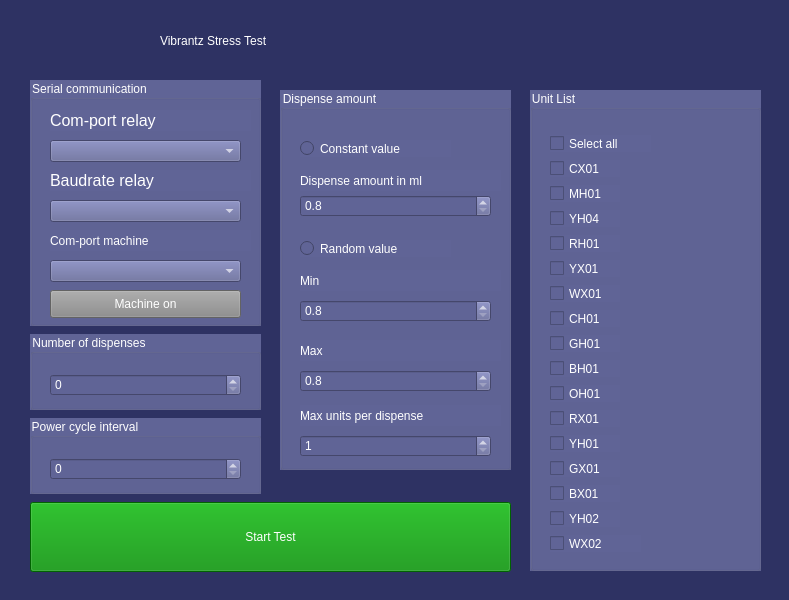
Qt form duurtest/Duurtest_GUI.ui (Tom-v-h/Duurtest) before a commit.
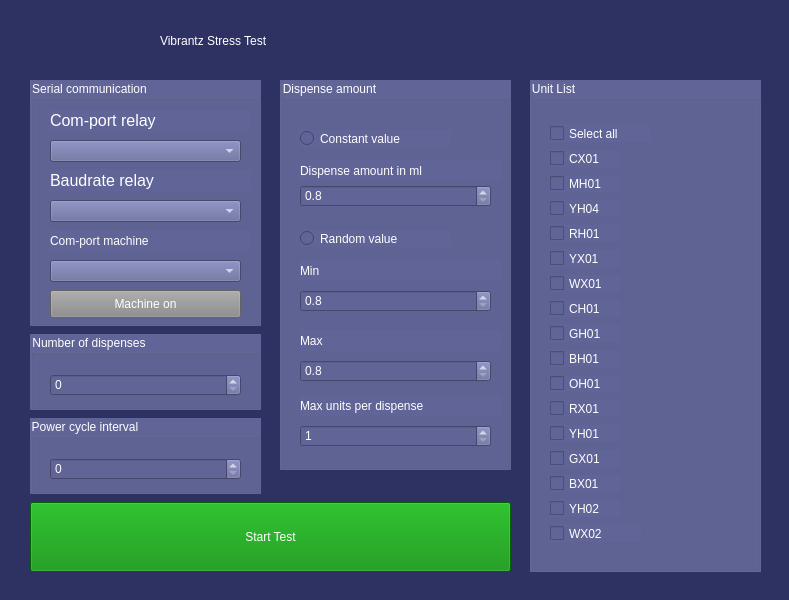
The same form after that commit. Icons and pictures are not drawn.

Commit message: Line the three panels up along their top edge

What changed in the file:
```diff
--- a/duurtest/Duurtest_GUI.ui
+++ b/duurtest/Duurtest_GUI.ui
@@ -75,9 +75,9 @@
       <property name="geometry">
        <rect>
         <x>530</x>
-        <y>20</y>
+        <y>10</y>
         <width>231</width>
-        <height>481</height>
+        <height>492</height>
        </rect>
       </property>
       <property name="styleSheet">
@@ -502,9 +502,9 @@
       <property name="geometry">
        <rect>
         <x>280</x>
-        <y>20</y>
+        <y>10</y>
         <width>231</width>
-        <height>380</height>
+        <height>390</height>
        </rect>
       </property>
       <property name="styleSheet">
```
The commit also changes 1 other file.
